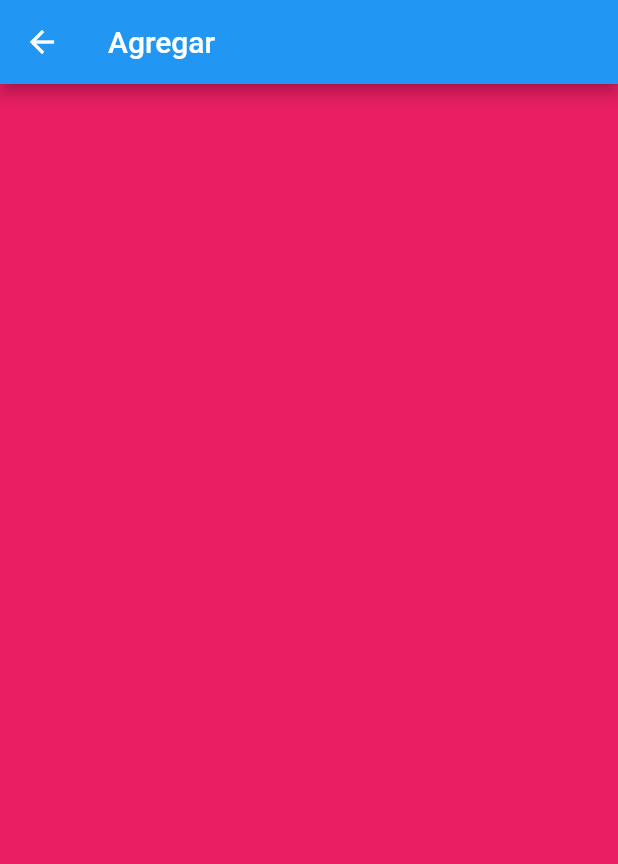
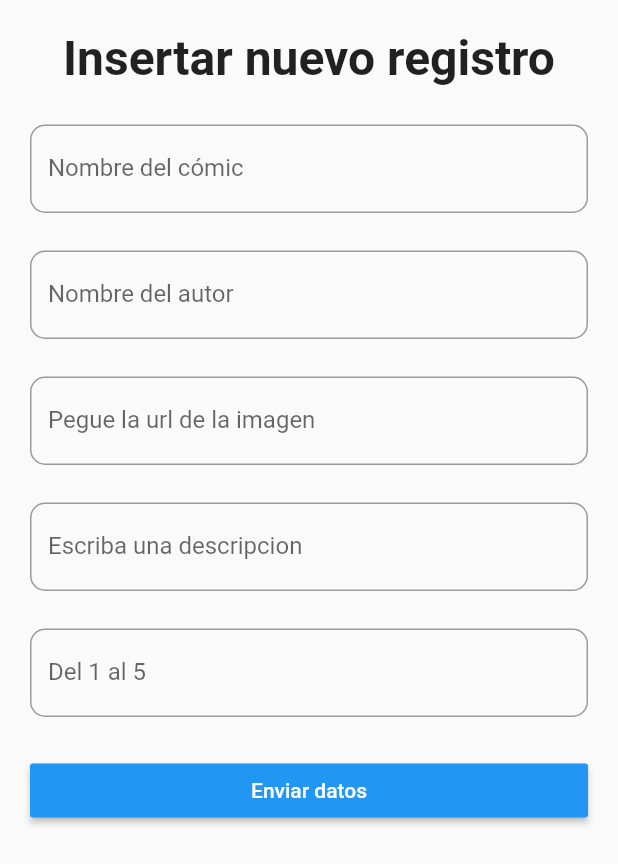
Before and after one commit to fernandorauda/crud_flutter_app, a Flutter app: the AddPage screen opened directly, on a phone screen of 412 x 824 dp. Shown: the top 864 px of the screen. Run offline on Flutter 3.47's test engine with Material 2 defaults, Android fonts, the phone set to English and light mode, and no system bars; network calls fail.

Commit message:
POST
I add a POST method to create a new record.

```diff
--- /dev/null
+++ b/lib/data/entidades/comic_request.dart
@@ -0,0 +1,28 @@
+class ComicRequest {
+  String comic;
+  String author;
+  String url;
+  String description;
+  String rewards;
+
+  ComicRequest(
+      {this.comic, this.author, this.url, this.description, this.rewards});
+
+  ComicRequest.fromJson(Map<String, dynamic> json) {
+    comic = json['comic'];
+    author = json['author'];
+    url = json['url'];
+    description = json['description'];
+    rewards = json['rewards'];
+  }
+
+  Map toJson() {
+    final Map<String, dynamic> data = new Map<String, dynamic>();
+    data['comic'] = this.comic;
+    data['author'] = this.author;
+    data['url'] = this.url;
+    data['description'] = this.description;
+    data['rewards'] = this.rewards;
+    return data;
+  }
+}
--- /dev/null
+++ b/lib/data/entidades/comic_response.dart
@@ -0,0 +1,36 @@
+class ComicResponse {
+  String uuid;
+  String comic;
+  String author;
+  String url;
+  String description;
+  int rewards;
+
+  ComicResponse(
+      {this.uuid,
+      this.comic,
+      this.author,
+      this.url,
+      this.description,
+      this.rewards});
+
+  ComicResponse.fromJson(Map<String, dynamic> json) {
+    uuid = json['uuid'];
+    comic = json['comic'];
+    author = json['author'];
+    url = json['url'];
+    description = json['description'];
+    rewards = json['rewards'];
+  }
+
+  Map toJson() {
+    final Map<String, dynamic> data = new Map<String, dynamic>();
+    data['uuid'] = this.uuid;
+    data['comic'] = this.comic;
+    data['author'] = this.author;
+    data['url'] = this.url;
+    data['description'] = this.description;
+    data['rewards'] = this.rewards;
+    return data;
+  }
+}
--- a/lib/data/get_comics.dart
+++ b/lib/data/get_comics.dart
@@ -1,18 +1,35 @@
+import 'package:comic_app/data/entidades/comic_response.dart';
 import 'package:http/http.dart' as http;
 import 'dart:convert';
 
 class _MenuProvider {
-  _MenuProvider(){
-
-  }
+  _MenuProvider() {}
 
   Future<Map> getList(String route) async {
-    final resp = await http.get('http://192.168.43.174:8000/comica/v1/comics/$route');
+    final resp =
+        await http.get('http://192.168.43.174:8000/comica/v1/comics/$route');
     Map dataMap = json.decode(resp.body);
     print(dataMap);
     return dataMap;
   }
 
+  Future<ComicResponse> createPost({Map body}) async {
+    print(body);
+    final url = "http://192.168.43.174:8000/comica/v1/comics/";
+    return http.post(url,
+        body: body,
+        headers: {"Accept": "application/json"}).then((http.Response response) {
+      final int statusCode = response.statusCode;
+
+
+      if (statusCode < 200 || statusCode > 400 || json == null) {
+        throw Exception("Hubo un error al enviar los datos $statusCode");
+      }
+      print("La solicitud fue resulta correctamente, creado $statusCode");
+
+      return ComicResponse.fromJson(json.decode(response.body));
+    });
+  }
 }
 
 final menuProvider = new _MenuProvider();
--- a/lib/pages/add_page.dart
+++ b/lib/pages/add_page.dart
@@ -1,14 +1,107 @@
+import 'dart:convert';
+
+import 'package:comic_app/data/entidades/comic_request.dart';
+import 'package:comic_app/data/entidades/comic_response.dart';
+import 'package:comic_app/data/get_comics.dart';
 import 'package:flutter/material.dart';
 
 class AddPage extends StatelessWidget {
+  TextEditingController titleControler = TextEditingController();
+  TextEditingController autorControler = TextEditingController();
+  TextEditingController imagenControler = TextEditingController();
+  TextEditingController descripControler = TextEditingController();
+  TextEditingController rewardsControler = TextEditingController();
+
   @override
   Widget build(BuildContext context) {
     return Scaffold(
-      appBar: AppBar(
-        title: Text('Agregar'),
-      ),
-      body: Container(
-        color: Colors.pink,
+      body: Padding(
+        padding: EdgeInsets.all(20.0),
+        child: ListView(
+          children: <Widget>[
+            Text(
+              "Insertar nuevo registro",
+              textAlign: TextAlign.center,
+              style: TextStyle(fontSize: 32, fontWeight: FontWeight.bold),
+            ),
+            SizedBox(
+              height: 25,
+            ),
+            TextField(
+              controller: titleControler,
+              decoration: InputDecoration(
+                  hintText: "Escriba el nombre del cómic",
+                  labelText: 'Nombre del cómic',
+                  border: OutlineInputBorder(
+                      borderRadius: BorderRadius.all(Radius.circular(10.0)))),
+            ),
+            SizedBox(
+              height: 25,
+            ),
+            TextField(
+              controller: autorControler,
+              decoration: InputDecoration(
+                  hintText: "Escriba el nombre del autor",
+                  labelText: 'Nombre del autor',
+                  border: OutlineInputBorder(
+                      borderRadius: BorderRadius.all(Radius.circular(10.0)))),
+            ),
+            SizedBox(
+              height: 25,
+            ),
+            TextField(
+              controller: imagenControler,
+              decoration: InputDecoration(
+                  hintText: "Imagen",
+                  labelText: 'Pegue la url de la imagen',
+                  border: OutlineInputBorder(
+                      borderRadius: BorderRadius.all(Radius.circular(10.0)))),
+            ),
+            SizedBox(
+              height: 25,
+            ),
+            TextField(
+              controller: descripControler,
+              decoration: InputDecoration(
+                  hintText: "Descripcion",
+                  labelText: 'Escriba una descripcion',
+                  border: OutlineInputBorder(
+                      borderRadius: BorderRadius.all(Radius.circular(10.0)))),
+            ),
+            SizedBox(
+              height: 25,
+            ),
+            TextField(
+              controller: rewardsControler,
+              decoration: InputDecoration(
+                  hintText: "Escriba la puntuacion",
+                  labelText: 'Del 1 al 5',
+                  border: OutlineInputBorder(
+                      borderRadius: BorderRadius.all(Radius.circular(10.0)))),
+            ),
+            SizedBox(
+              height: 25,
+            ),
+            RaisedButton(
+              textColor: Colors.white,
+              child: Text("Enviar datos"),
+              color: Colors.blue,
+              onPressed: () async {
+                ComicRequest newComic = ComicRequest(
+                    comic: titleControler.text,
+                    author: autorControler.text,
+                    url: imagenControler.text,
+                    description: descripControler.text,
+                    rewards: rewardsControler.text);
+
+                ComicResponse response =
+                    await menuProvider.createPost(body: newComic.toJson());
+
+                print(response.uuid);
+              },
+            )
+          ],
+        ),
       ),
     );
   }
```
Also changed, not shown: 44 other files.
